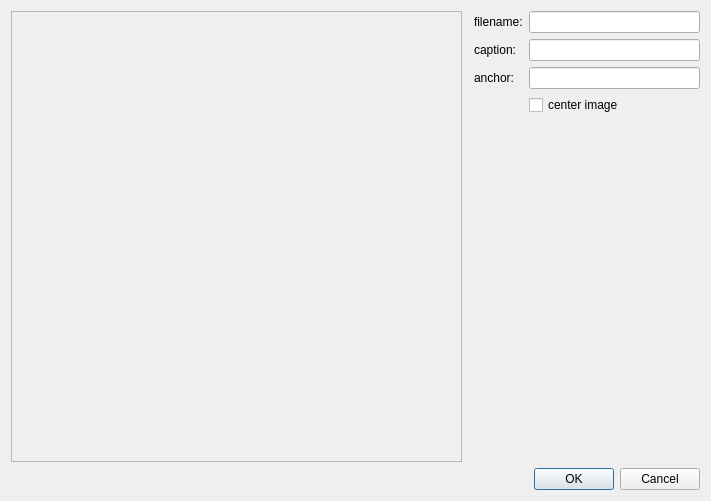
Old version of the form plugins/qfe_helpeditor/pasteimagedlg.ui in the repository jkriege2/QuickFit3.
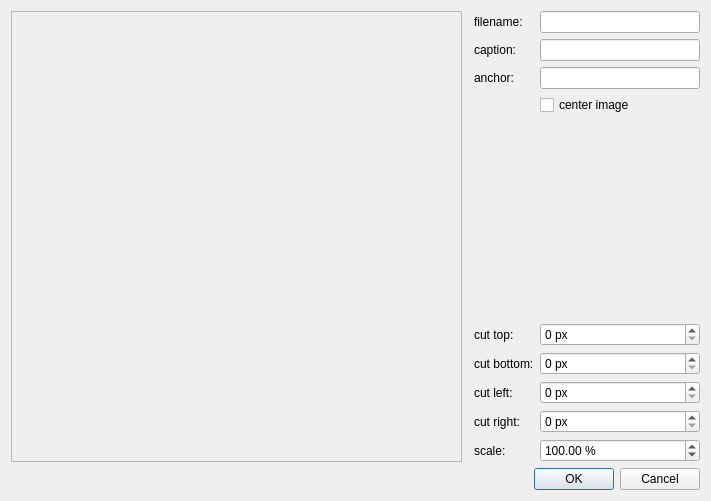
New version of the form.

Diff of the .ui file:
```diff
--- a/plugins/qfe_helpeditor/pasteimagedlg.ui
+++ b/plugins/qfe_helpeditor/pasteimagedlg.ui
@@ -56,6 +56,122 @@
        </property>
       </widget>
      </item>
+     <item row="4" column="1">
+      <spacer name="verticalSpacer">
+       <property name="orientation">
+        <enum>Qt::Vertical</enum>
+       </property>
+       <property name="sizeHint" stdset="0">
+        <size>
+         <width>20</width>
+         <height>40</height>
+        </size>
+       </property>
+      </spacer>
+     </item>
+     <item row="5" column="0">
+      <widget class="QLabel" name="label_4">
+       <property name="text">
+        <string>cut top:</string>
+       </property>
+      </widget>
+     </item>
+     <item row="5" column="1">
+      <widget class="QSpinBox" name="spinCutTop">
+       <property name="suffix">
+        <string> px</string>
+       </property>
+       <property name="maximum">
+        <number>100000</number>
+       </property>
+       <property name="singleStep">
+        <number>10</number>
+       </property>
+      </widget>
+     </item>
+     <item row="6" column="0">
+      <widget class="QLabel" name="label_5">
+       <property name="text">
+        <string>cut bottom:</string>
+       </property>
+      </widget>
+     </item>
+     <item row="7" column="0">
+      <widget class="QLabel" name="label_6">
+       <property name="text">
+        <string>cut left:</string>
+       </property>
+      </widget>
+     </item>
+     <item row="8" column="0">
+      <widget class="QLabel" name="label_7">
+       <property name="text">
+        <string>cut right:</string>
+       </property>
+      </widget>
+     </item>
+     <item row="6" column="1">
+      <widget class="QSpinBox" name="spinCutBottom">
+       <property name="suffix">
+        <string> px</string>
+       </property>
+       <property name="maximum">
+        <number>100000</number>
+       </property>
+       <property name="singleStep">
+        <number>10</number>
+       </property>
+      </widget>
+     </item>
+     <item row="7" column="1">
+      <widget class="QSpinBox" name="spinCutLeft">
+       <property name="suffix">
+        <string> px</string>
+       </property>
+       <property name="maximum">
+        <number>100000</number>
+       </property>
+       <property name="singleStep">
+        <number>10</number>
+       </property>
+      </widget>
+     </item>
+     <item row="8" column="1">
+      <widget class="QSpinBox" name="spinCutRight">
+       <property name="suffix">
+        <string> px</string>
+       </property>
+       <property name="maximum">
+        <number>100000</number>
+       </property>
+       <property name="singleStep">
+        <number>10</number>
+       </property>
+      </widget>
+     </item>
+     <item row="9" column="0">
+      <widget class="QLabel" name="label_8">
+       <property name="text">
+        <string>scale:</string>
+       </property>
+      </widget>
+     </item>
+     <item row="9" column="1">
+      <widget class="QDoubleSpinBox" name="spinScale">
+       <property name="suffix">
+        <string> %</string>
+       </property>
+       <property name="maximum">
+        <double>1000.000000000000000</double>
+       </property>
+       <property name="singleStep">
+        <double>1.000000000000000</double>
+       </property>
+       <property name="value">
+        <double>100.000000000000000</double>
+       </property>
+      </widget>
+     </item>
     </layout>
    </item>
    <item row="1" column="1" colspan="2">
```
Left out of the diff: 91 changed lines with no effect on the pictures.
